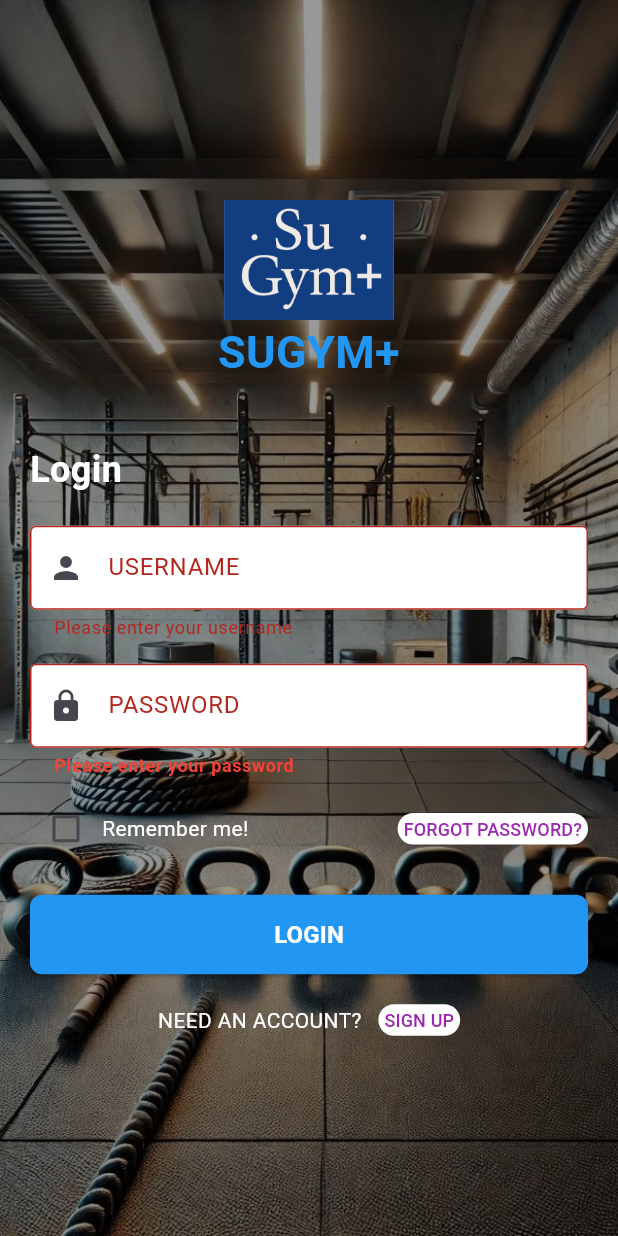
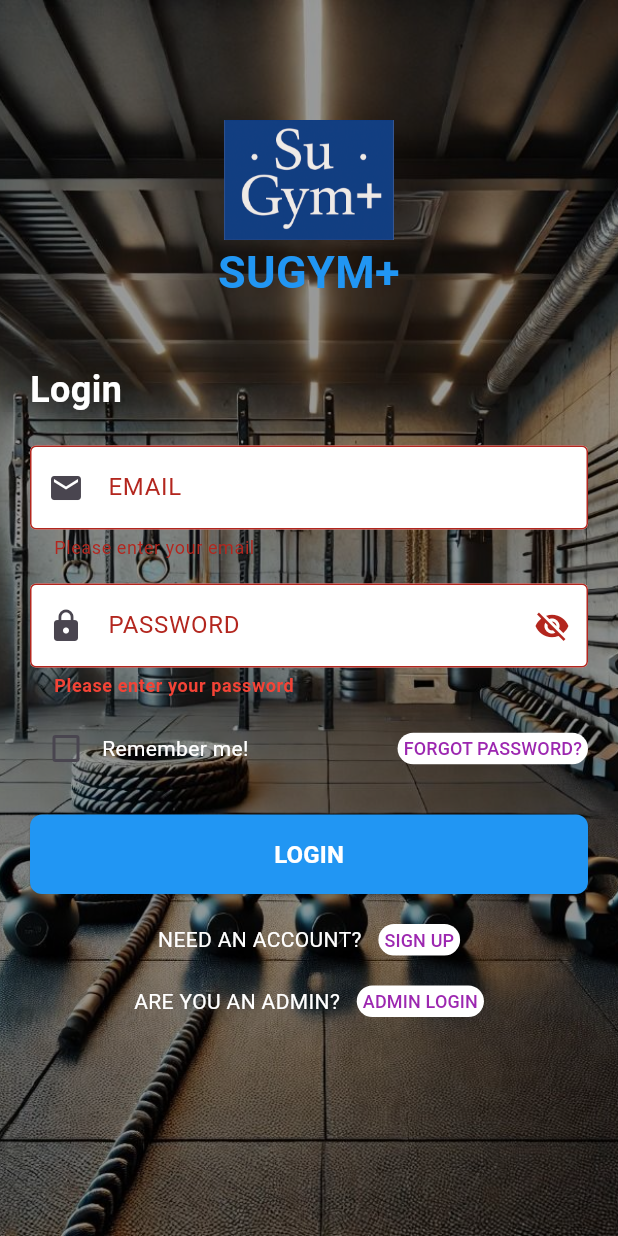
Before and after one commit to musaers/cs310_group_23_project, a Flutter app: the screen it shows after launch, after a tap on "LOGIN", on a phone screen of 412 x 824 dp. Run offline on Flutter 3.47's test engine with Material 3 defaults, Android fonts, the phone set to English and light mode, and no system bars; our stand-ins replace cloud_firestore, firebase_analytics, firebase_auth, firebase_core, firebase_messaging, firebase_storage and 3 more; accounts and stored records are empty; Roboto replaces fonts that are missing (Ubuntu).

Commit message:
Update login_screen.dart

```diff
--- a/SUGYM--main/su_gym/lib/screens/auth/login_screen.dart
+++ b/SUGYM--main/su_gym/lib/screens/auth/login_screen.dart
@@ -1,10 +1,11 @@
 import 'package:flutter/material.dart';
 import 'package:google_fonts/google_fonts.dart';
+import 'package:firebase_auth/firebase_auth.dart';
 import '../../widgets/custom_button.dart';
 import '../../widgets/image_section.dart';
 
 class LoginScreen extends StatefulWidget {
-  const LoginScreen({super.key});
+  const LoginScreen({Key? key}) : super(key: key);
 
   @override
   _LoginScreenState createState() => _LoginScreenState();
@@ -12,15 +13,59 @@ class LoginScreen extends StatefulWidget {
 
 class _LoginScreenState extends State<LoginScreen> {
   final _formKey = GlobalKey<FormState>();
-  final _usernameController = TextEditingController();
+  final _emailController = TextEditingController();
   final _passwordController = TextEditingController();
   bool _rememberMe = false;
+  bool _isLoading = false;
+  bool _obscurePassword = true;
+  String _errorMessage = '';
 
   @override
   void dispose() {
-    _usernameController.dispose();
+    _emailController.dispose();
     _passwordController.dispose();
     super.dispose();
+  }
+
+  Future<void> _login() async {
+    if (!_formKey.currentState!.validate()) return;
+
+    setState(() {
+      _isLoading = true;
+      _errorMessage = '';
+    });
+
+    try {
+      // Firebase Authentication
+      UserCredential userCredential =
+          await FirebaseAuth.instance.signInWithEmailAndPassword(
+        email: _emailController.text.trim(),
+        password: _passwordController.text,
+      );
+
+      // Navigate to home screen on successful login
+      if (userCredential.user != null) {
+        Navigator.pushReplacementNamed(context, '/home');
+      }
+    } on FirebaseAuthException catch (e) {
+      // Özel hata mesajı - tüm kimlik doğrulama hataları için aynı mesaj
+      setState(() {
+        _errorMessage =
+            'Email or password is incorrect please try again or update your password';
+
+        // Debug için konsola asıl hata kodunu yazdırma
+        print('Firebase Auth Error Code: ${e.code}');
+      });
+    } catch (e) {
+      setState(() {
+        _errorMessage = 'An unexpected error occurred. Please try again.';
+        print('Unexpected Error: $e');
+      });
+    } finally {
+      setState(() {
+        _isLoading = false;
+      });
+    }
   }
 
   @override
@@ -30,8 +75,10 @@ class _LoginScreenState extends State<LoginScreen> {
         children: [
           // Background image
           const ImageSection(image: 'assets/images/gym_background.jpeg'),
-          // Foreground content with the form
+
+          // Main content with form
           SafeArea(
+            child: SingleChildScrollView(
               child: Padding(
                 padding: const EdgeInsets.all(20.0),
                 child: Form(
@@ -40,9 +87,11 @@ class _LoginScreenState extends State<LoginScreen> {
                     mainAxisAlignment: MainAxisAlignment.center,
                     crossAxisAlignment: CrossAxisAlignment.stretch,
                     children: [
+                      // App logo and title
+                      const SizedBox(height: 60),
                       Image.asset(
                         'assets/images/logo.png',
-                      height: 80, // Boyutu gerektiği gibi ayarlayın
+                        height: 80,
                         width: 80,
                       ),
                       Text(
@@ -55,6 +104,8 @@ class _LoginScreenState extends State<LoginScreen> {
                         textAlign: TextAlign.center,
                       ),
                       const SizedBox(height: 40),
+
+                      // Login label
                       Text(
                         'Login',
                         style: GoogleFonts.ubuntu(
@@ -64,31 +115,52 @@ class _LoginScreenState extends State<LoginScreen> {
                         ),
                       ),
                       const SizedBox(height: 20),
+
+                      // Error message if any
+                      if (_errorMessage.isNotEmpty)
+                        Container(
+                          padding: const EdgeInsets.all(10),
+                          margin: const EdgeInsets.only(bottom: 16),
+                          decoration: BoxDecoration(
+                            color: Colors.red.withOpacity(0.8),
+                            borderRadius: BorderRadius.circular(8),
+                          ),
+                          child: Text(
+                            _errorMessage,
+                            style: GoogleFonts.ubuntu(
+                              color: Colors.white,
+                              fontWeight: FontWeight.bold,
+                            ),
+                          ),
+                        ),
+
+                      // Email field
                       TextFormField(
-                      controller: _usernameController,
+                        controller: _emailController,
                         style: GoogleFonts.ubuntu(),
                         decoration: InputDecoration(
-                        labelText: 'USERNAME',
+                          labelText: 'EMAIL',
                           labelStyle: GoogleFonts.ubuntu(),
                           border: const OutlineInputBorder(),
-                        prefixIcon: const Icon(Icons.person),
+                          prefixIcon: const Icon(Icons.email),
                           filled: true,
                           fillColor: Colors.white,
                         ),
+                        keyboardType: TextInputType.emailAddress,
                         validator: (value) {
                           if (value == null || value.isEmpty) {
-                          return 'Please enter your username';
+                            return 'Please enter your email';
                           }
-                        if (value.length < 3) {
-                          return 'Username must be at least 3 characters long';
-                        }
-                        if (!RegExp(r'^[a-zA-Z0-9_]+$').hasMatch(value)) {
-                          return 'Username can only contain letters, numbers, and underscores';
+                          if (!RegExp(r'^[\w-\.]+@([\w-]+\.)+[\w-]{2,4}$')
+                              .hasMatch(value)) {
+                            return 'Please enter a valid email address';
                           }
                           return null;
                         },
                       ),
                       const SizedBox(height: 16),
+
+                      // Password field
                       TextFormField(
                         controller: _passwordController,
                         style: GoogleFonts.ubuntu(),
@@ -97,6 +169,18 @@ class _LoginScreenState extends State<LoginScreen> {
                           labelStyle: GoogleFonts.ubuntu(),
                           border: const OutlineInputBorder(),
                           prefixIcon: const Icon(Icons.lock),
+                          suffixIcon: IconButton(
+                            icon: Icon(
+                              _obscurePassword
+                                  ? Icons.visibility_off
+                                  : Icons.visibility,
+                            ),
+                            onPressed: () {
+                              setState(() {
+                                _obscurePassword = !_obscurePassword;
+                              });
+                            },
+                          ),
                           filled: true,
                           fillColor: Colors.white,
                           errorStyle: GoogleFonts.ubuntu(
@@ -104,7 +188,7 @@ class _LoginScreenState extends State<LoginScreen> {
                             fontWeight: FontWeight.bold,
                           ),
                         ),
-                      obscureText: true,
+                        obscureText: _obscurePassword,
                         validator: (value) {
                           if (value == null || value.isEmpty) {
                             return 'Please enter your password';
@@ -116,9 +200,12 @@ class _LoginScreenState extends State<LoginScreen> {
                         },
                       ),
                       const SizedBox(height: 10),
+
+                      // Remember me and forgot password row
                       Row(
                         mainAxisAlignment: MainAxisAlignment.spaceBetween,
                         children: [
+                          // Remember me checkbox
                           Row(
                             children: [
                               Checkbox(
@@ -135,7 +222,8 @@ class _LoginScreenState extends State<LoginScreen> {
                               ),
                             ],
                           ),
-                        // Customized " FORGOT PASSWORD? " button
+
+                          // Forgot password button
                           TextButton(
                             style: TextButton.styleFrom(
                               minimumSize: const Size(0, 0),
@@ -158,20 +246,20 @@ class _LoginScreenState extends State<LoginScreen> {
                         ],
                       ),
                       const SizedBox(height: 20),
-                    ElevatedButton(
+
+                      // Login button
+                      _isLoading
+                          ? const Center(child: CircularProgressIndicator())
+                          : ElevatedButton(
                               style: ElevatedButton.styleFrom(
-                        padding: const EdgeInsets.symmetric(vertical: 15),
+                                padding:
+                                    const EdgeInsets.symmetric(vertical: 15),
                                 backgroundColor: Colors.blue,
                                 shape: RoundedRectangleBorder(
                                   borderRadius: BorderRadius.circular(8),
                                 ),
                               ),
-                      onPressed: () {
-                        if (_formKey.currentState!.validate()) {
-                          // Simulated successful login
-                          Navigator.pushReplacementNamed(context, '/home');
-                        }
-                      },
+                              onPressed: _login,
                               child: Text(
                                 'LOGIN',
                                 style: GoogleFonts.ubuntu(
@@ -182,6 +270,8 @@ class _LoginScreenState extends State<LoginScreen> {
                               ),
                             ),
                       const SizedBox(height: 20),
+
+                      // Sign up section
                       Row(
                         mainAxisAlignment: MainAxisAlignment.center,
                         children: [
@@ -189,8 +279,6 @@ class _LoginScreenState extends State<LoginScreen> {
                             'NEED AN ACCOUNT?   ',
                             style: GoogleFonts.ubuntu(color: Colors.white),
                           ),
-
-                        // Customized "SIGN UP" button
                           TextButton(
                             style: TextButton.styleFrom(
                               minimumSize: const Size(0, 0),
@@ -212,7 +300,40 @@ class _LoginScreenState extends State<LoginScreen> {
                           ),
                         ],
                       ),
+                      const SizedBox(height: 20),
+
+                      // Admin Login Section - YENİ EKLENEN
+                      Row(
+                        mainAxisAlignment: MainAxisAlignment.center,
+                        children: [
+                          Text(
+                            'ARE YOU AN ADMIN?   ',
+                            style: GoogleFonts.ubuntu(color: Colors.white),
+                          ),
+                          TextButton(
+                            style: TextButton.styleFrom(
+                              minimumSize: const Size(0, 0),
+                              padding: const EdgeInsets.symmetric(
+                                horizontal: 4,
+                                vertical: 2,
+                              ),
+                              tapTargetSize: MaterialTapTargetSize.shrinkWrap,
+                              backgroundColor: Colors.white,
+                              foregroundColor: Colors.purple,
+                            ),
+                            onPressed: () {
+                              Navigator.pushNamed(context, '/admin/login');
+                            },
+                            child: Text(
+                              'ADMIN LOGIN',
+                              style: GoogleFonts.ubuntu(fontSize: 12),
+                            ),
+                          ),
                         ],
+                      ),
+                      // Admin Login Section sonu
+                    ],
+                  ),
                 ),
               ),
             ),
```
Lines whose indentation alone changed are shown as unchanged.
